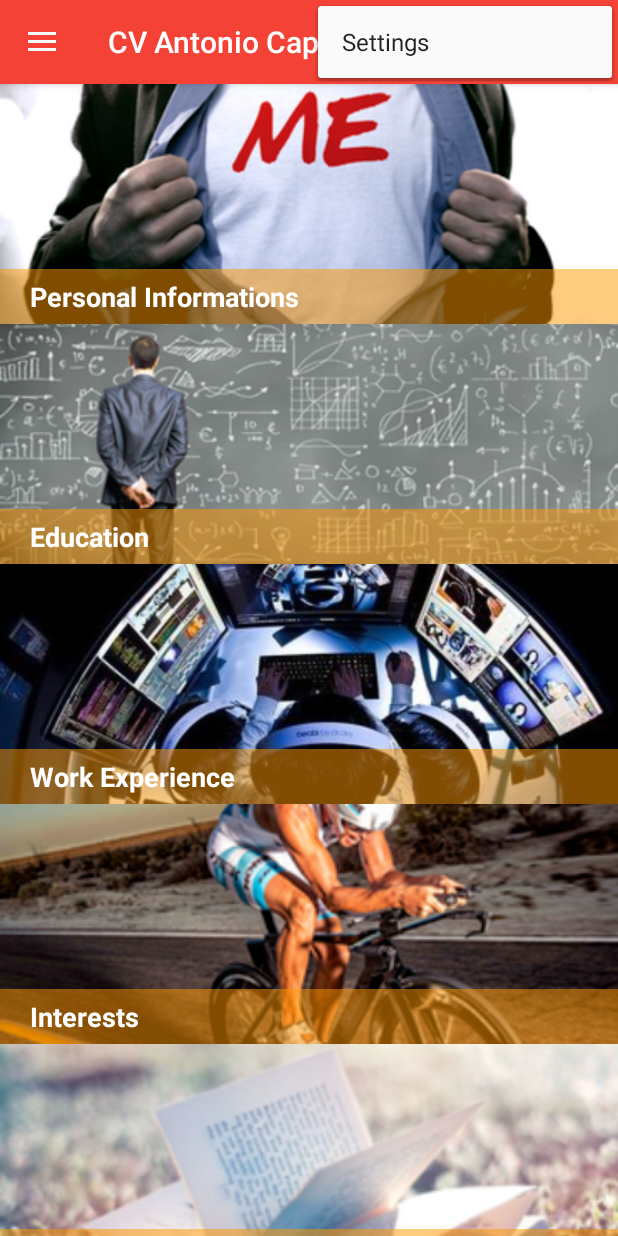
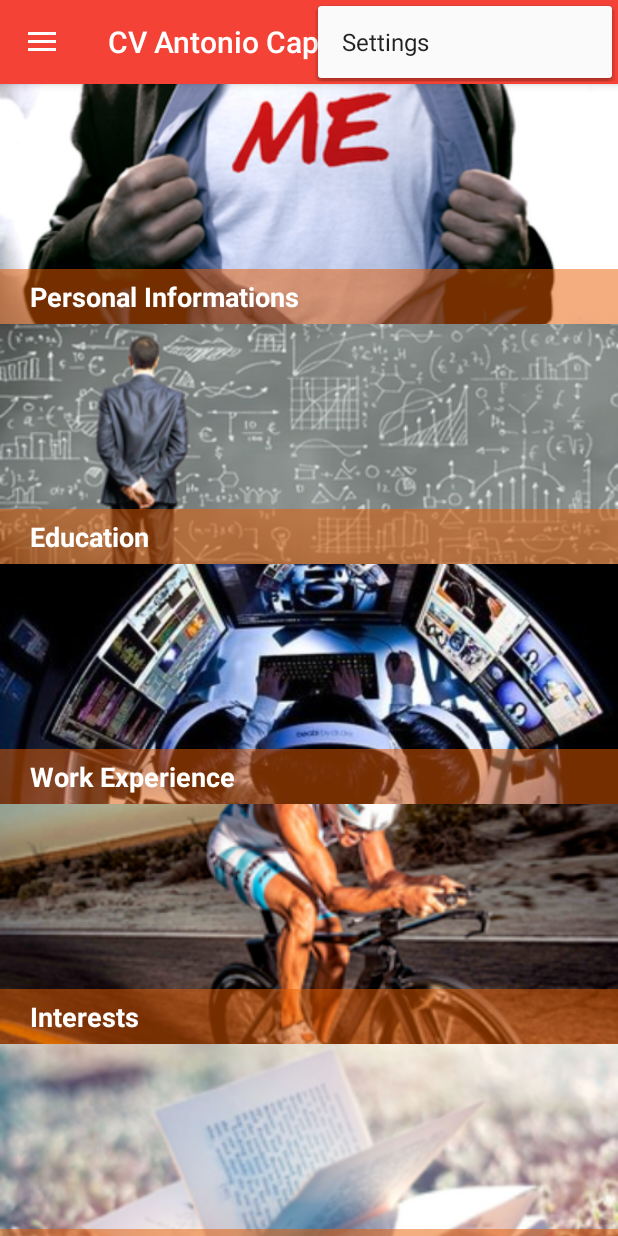
Before and after one commit to AntonioCappiello/curriculum-vitae, an Android app: the screen it shows after launch (MainActivity), with the options menu open, on a phone screen of 412 x 824 dp. Run offline under Robolectric (Android 15) with nearby library versions, the phone set to English and light mode, and no system bars; our stand-ins replace ButterKnife; libraries missing offline, so code that uses them is left out: com.orhanobut.logger; 1 statement that could not run was skipped.

Commit message:
updated category title bg color

```diff
--- a/app/src/main/res/values/colors.xml
+++ b/app/src/main/res/values/colors.xml
@@ -14,6 +14,6 @@
     <color name="nav_bar_end">#E85D00</color>
     <color name="white">#FFFFFF</color>
 
-    <color name="category_titles_bg">#80FF9800</color>
+    <color name="category_titles_bg">#80E85D00</color>
 
 </resources>
```
